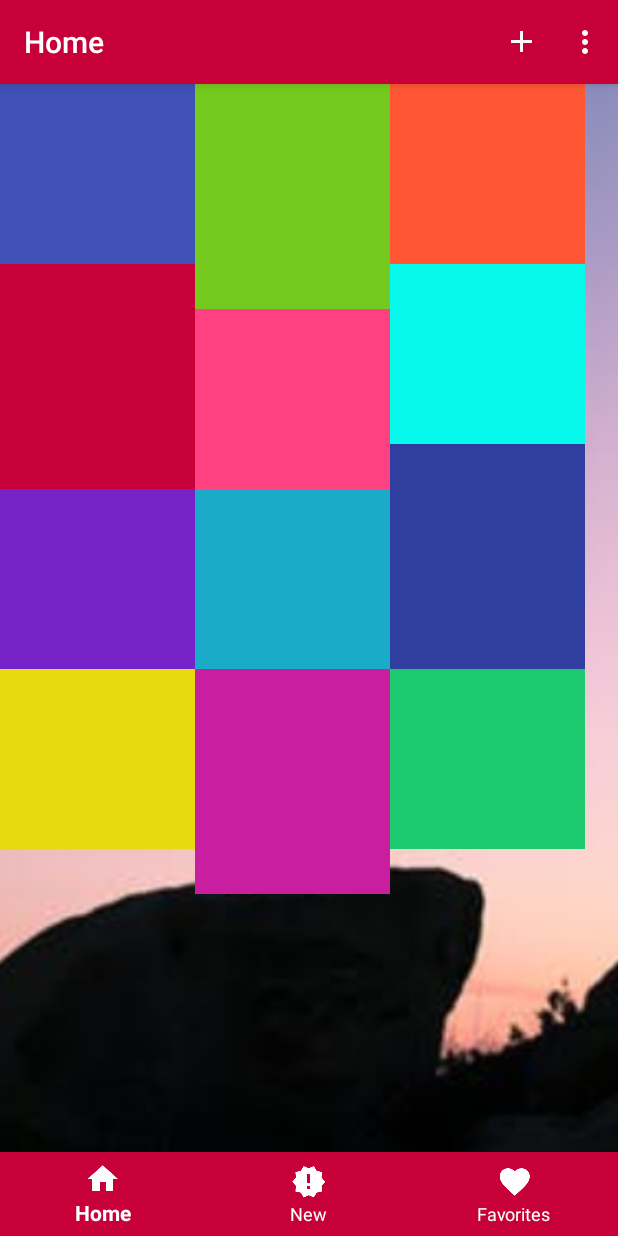
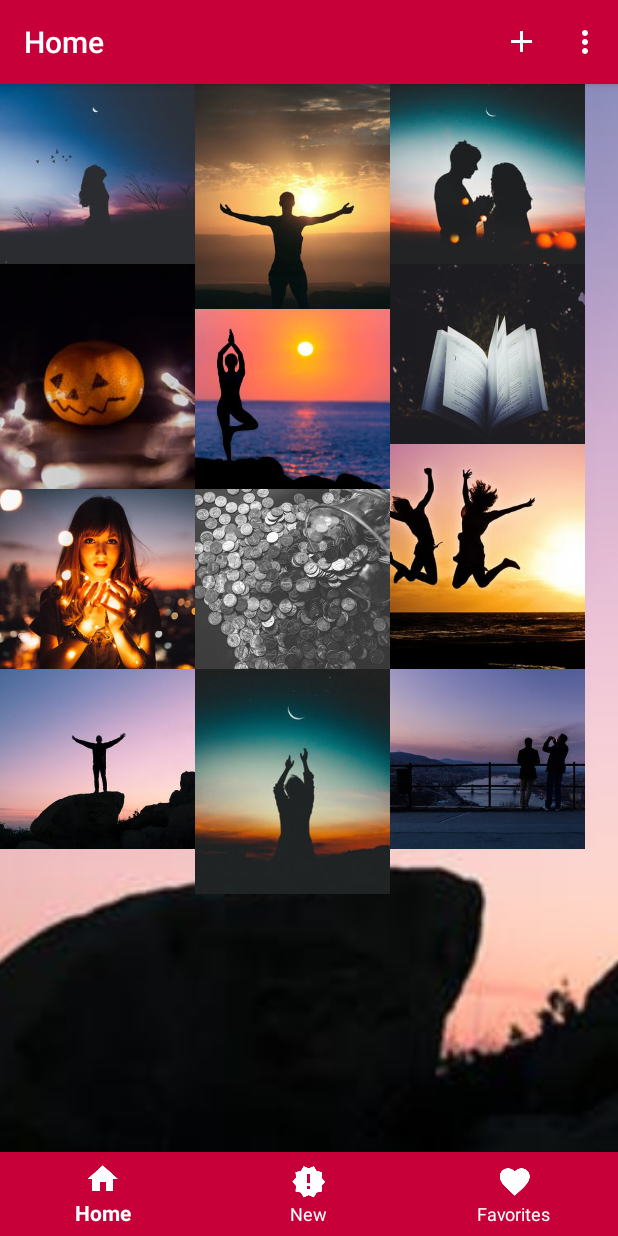
Before and after one commit to Musab36/QuoteHub, an Android app: the screen it shows after launch (MainActivity), on a phone screen of 412 x 824 dp. Run offline under Robolectric (Android 15) with nearby library versions, the phone set to English and light mode, and no system bars; our stand-ins replace ButterKnife; Roboto replaces fonts that are not available here.

Commit message:
Setting image backgrounds to the quotes categories

```diff
--- a/app/src/main/res/layout/fragment_home.xml
+++ b/app/src/main/res/layout/fragment_home.xml
@@ -7,8 +7,10 @@
     <ImageView
         android:layout_width="130dp"
         android:layout_height="120dp"
-        android:background="@color/colorPrimary"
+        android:src="@drawable/control"
+        android:scaleType="centerCrop"
         android:id="@+id/inspiration" />
+
     <TextView
         android:layout_width="wrap_content"
         android:layout_height="wrap_content"
@@ -19,7 +21,8 @@
     <ImageView
         android:layout_width="130dp"
         android:layout_height="150dp"
-        android:background="@color/green"
+        android:src="@drawable/come"
+        android:scaleType="centerCrop"
         android:layout_toRightOf="@+id/inspiration"
         android:id="@+id/life" />
 
@@ -33,8 +36,9 @@
     <ImageView
         android:layout_width="130dp"
         android:layout_height="120dp"
+        android:src="@drawable/love"
+        android:scaleType="centerCrop"
         android:layout_toRightOf="@+id/life"
-        android:background="@color/orange"
         android:id="@+id/love"/>
 
     <TextView
@@ -47,7 +51,8 @@
     <ImageView
         android:layout_width="130dp"
         android:layout_height="150dp"
-        android:background="@color/red"
+        android:src="@drawable/funny"
+        android:scaleType="centerCrop"
         android:id="@+id/funny"
         android:layout_below="@+id/inspiration"
         android:layout_alignParentLeft="true"
@@ -63,7 +68,8 @@
     <ImageView
         android:layout_width="130dp"
         android:layout_height="120dp"
-        android:background="@color/colorAccent"
+        android:src="@drawable/medi"
+        android:scaleType="centerCrop"
         android:id="@+id/positve"
         android:layout_below="@+id/life"
         android:layout_toRightOf="@+id/lifeTextView"
@@ -79,9 +85,10 @@
     <ImageView
         android:layout_width="130dp"
         android:layout_height="120dp"
+        android:src="@drawable/wisdom"
+        android:scaleType="centerCrop"
         android:layout_below="@+id/love"
         android:layout_toRightOf="@+id/positve"
-        android:background="@color/cyan"
         android:id="@+id/wisdom"/>
 
     <TextView
@@ -94,8 +101,9 @@
     <ImageView
         android:layout_width="130dp"
         android:layout_height="120dp"
+        android:src="@drawable/loa"
+        android:scaleType="centerCrop"
         android:layout_below="@+id/funny"
-        android:background="@color/purple"
         android:id="@+id/motivation"/>
 
     <TextView
@@ -107,9 +115,10 @@
     <ImageView
         android:layout_width="130dp"
         android:layout_height="120dp"
+        android:src="@drawable/wealth"
+        android:scaleType="centerCrop"
         android:layout_below="@+id/positve"
         android:layout_toRightOf="@+id/motivation"
-        android:background="@color/sky"
         android:id="@+id/money"/>
 
     <TextView
@@ -122,9 +131,10 @@
     <ImageView
         android:layout_width="130dp"
         android:layout_height="150dp"
+        android:src="@drawable/happy"
+        android:scaleType="centerCrop"
         android:layout_below="@+id/wisdom"
         android:layout_toRightOf="@+id/money"
-        android:background="@color/colorPrimaryDark"
         android:id="@+id/happiness"/>
 
     <TextView
@@ -137,7 +147,8 @@
     <ImageView
         android:layout_width="130dp"
         android:layout_height="120dp"
-        android:background="@color/yellow"
+        android:src="@drawable/success"
+        android:scaleType="centerCrop"
         android:layout_below="@+id/happiness"
         android:id="@+id/success"/>
 
@@ -151,9 +162,10 @@
     <ImageView
         android:layout_width="130dp"
         android:layout_height="150dp"
+        android:src="@drawable/reach"
+        android:scaleType="centerCrop"
         android:layout_below="@+id/happiness"
         android:layout_toRightOf="@+id/success"
-        android:background="@color/redishP"
         android:id="@+id/hope"/>
 
     <TextView
@@ -166,10 +178,13 @@
     <ImageView
         android:layout_width="130dp"
         android:layout_height="120dp"
+        android:src="@drawable/friendship"
+        android:scaleType="centerCrop"
         android:layout_below="@+id/money"
         android:layout_toRightOf="@+id/hope"
         android:background="@color/darkB"
         android:id="@+id/friendship"/>
+
     <TextView
         android:layout_width="wrap_content"
         android:layout_height="wrap_content"
```
Also changed, not shown: app/src/main/res/drawable/friendship.jpg (added), app/src/main/res/drawable/funny.jpeg (added), app/src/main/res/drawable/gold.jpeg (added), app/src/main/res/drawable/loa.jpeg (added), app/src/main/res/drawable/love.jpeg (added), app/src/main/res/drawable/moti.jpeg (added), app/src/main/res/drawable/wealth.jpeg (added), app/src/main/res/drawable/wisdom.jpeg (added).
